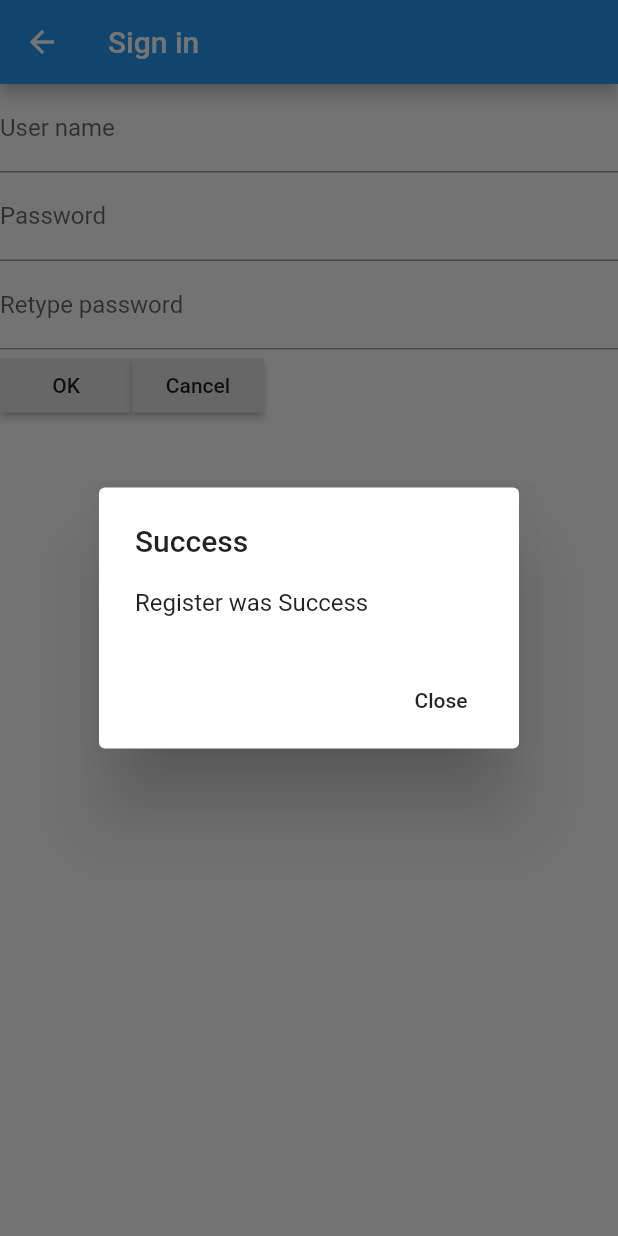
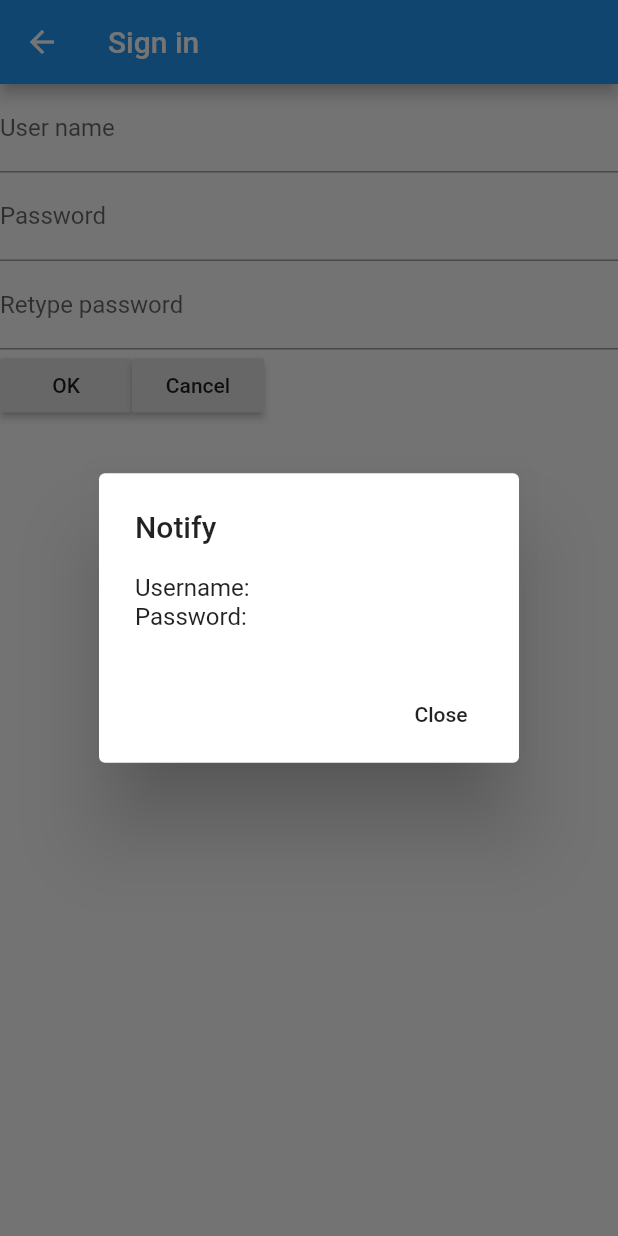
Before and after one commit to mralbertnguyen/Flutter_For_Beginners, a Flutter app: the SignInPage screen opened directly, after a tap on "OK", on a phone screen of 412 x 824 dp. Run offline on Flutter 3.47's test engine with Material 2 defaults, Android fonts, the light colour scheme and no system bars; our stand-ins replace shared_preferences, sqflite; accounts and stored records are empty.

Commit message:
Fixed - SQL

```diff
--- a/lib/models/user_model.dart
+++ b/lib/models/user_model.dart
@@ -1,23 +1,31 @@
+import 'dart:convert';
+
+User_Model userFromJson(String str){
+  final jsonData = json.decode(str);
+  return User_Model.fromMap(jsonData);
+}
+
+String userToJson(User_Model user){
+    final dataUser = user.toJson();
+    return json.encode(dataUser);
+}
 class User_Model{
   String username;
   String password;
 
-  // contructor
-  User_Model(
-  this.username,
-  this.password
+  // constructor
+  User_Model({
+    this.username,
+    this.password
+  });
+
+  // decode
+  factory User_Model.fromMap(Map<String, dynamic> json) => new User_Model(
+    username: json["username"],
+    password: json["[password"],
   );
 
   // Encode
-  User_Model.fromJson(Map<String, dynamic> json)
-      : username = json['username'],
-        password = json['password'];
-
-
-  String get _username => username;
-  String get _password => password;
-
-  // Decode
   Map<String, dynamic> toJson() =>
       {
         'username': username,
--- a/lib/resources/database.dart
+++ b/lib/resources/database.dart
@@ -1,5 +1,86 @@
+import 'dart:io';
+import 'dart:async';
+
+import'package:path/path.dart';
+import 'package:path_provider/path_provider.dart';
+import 'package:sqflite/sqflite.dart';
+
+import '../models/user_model.dart';
+
 // Create private  constructor that can be used only inside the class
 class DBProvider{
+  // Constructor
   DBProvider._();
+  // Create singleton
   static final DBProvider db = DBProvider._();
+
+  Database _database;
+
+  Future<Database> get database async{
+    if(_database != null) return _database;
+
+    // if _data base null we instantiate new database
+    _database = await initDB();
+
+    return _database;
+  }
+
+  static final String userTableName = "User";
+  static final String dataTableName = "Data";
+
+  static final String queryCreateDataTable =
+      "CREATE TABLE $dataTableName ("
+      "id INTEGER PRIMARY KEY AUTOINCREMENT,"
+      "title VARCHAR(50),"
+      "desc VARCHAR(255) "
+      ")"
+  ;
+
+  static final String queryCreateUserTable  =
+      "CREATE TABLE $userTableName ("
+      "id INTEGER PRIMARY KEY AUTOINCREMENT,"
+      "username VARCHAR(15),"
+      "password VARCHAR(255) "
+      ")"
+  ;
+
+  initDB() async{
+    // get directory
+    Directory directory = await getApplicationDocumentsDirectory();
+    //Set db path file
+    String path = join(directory.path , "Database.db");
+
+    return await openDatabase(path, version: 1 ,onOpen: (db) {},
+      onCreate: (Database db , int version) async {
+        await db.execute(queryCreateUserTable);
+      });
+  }
+
+  newUser(User_Model user) async{
+
+    final String queryInsertNewUser = 'INSERT INTO  $userTableName ('
+        'id, '
+        'username, '
+        'password)'
+        ' VALUES (?,?,?) ';
+    final db = await database;
+
+     //Insert new user into table
+      var insertNewUser = await db.rawInsert(
+        queryInsertNewUser, [ user.username, user.password]
+      );
+    return insertNewUser;
+  }
+
+  Future<List<User_Model>> getAllUser() async{
+
+    final db = await database;
+    var res = await db.query(userTableName);
+
+    List<User_Model> list = res.isNotEmpty ? res.map((c) => User_Model.fromMap(c)).toList() : [];
+
+    return list;
+
+  }
+
 }
--- a/lib/ui/signin.dart
+++ b/lib/ui/signin.dart
@@ -2,6 +2,12 @@ import 'package:flutter/material.dart';
 import 'package:shared_preferences/shared_preferences.dart';
 import 'package:flutter_app/models/user_model.dart';
 import 'package:path_provider/path_provider.dart';
+
+import '../resources/database.dart';
+
+import 'dart:async';
+
+
 class SignIn extends StatelessWidget{
   @override
   Widget build(BuildContext context) {
@@ -57,21 +63,27 @@ class SignInPageSate extends State<SignInPage>{
 
   }
 
-  void _handleStorageNewUser(String username, String password) async {
+   _handleStorageNewUser(String username, String password) async {
+    var object = User_Model(username: username, password: password);
 
-    Map<String, dynamic> content = new Map();
+    _showDialog("Notify", 'Username: '+ object.username + '\n' + 'Password: '+ object.password);
 
-    var content1 = {'username': username};
-    var content2 = {'password': password};
+    await DBProvider.db.newUser(object);
 
-    content.addAll(content1);
-    content.addAll(content2);
 
-    print(content);
-
-    // Notify register success
-    _showDialog("Success", "Register was Success");
-    print(_localPath);
+//    Map<String, dynamic> content = new Map();
+//
+//    var content1 = {'username': username};
+//    var content2 = {'password': password};
+//
+//    content.addAll(content1);
+//    content.addAll(content2);
+//
+//    print(content);
+//
+//    // Notify register success
+//    _showDialog("Success", "Register was Success");
+//    print(_localPath);
 
   }
   Future<String> get _localPath async {
--- a/pubspec.yaml
+++ b/pubspec.yaml
@@ -23,7 +23,8 @@ dependencies:
   # The following adds the Cupertino Icons font to your application.
   # Use with the CupertinoIcons class for iOS style icons.
   cupertino_icons: ^0.1.2
-  sqflite: any
+
+  sqflite: ^0.12.2+1
   shared_preferences: ^0.5.1
   path_provider: ^0.5.0
   rflutter_alert: ^1.0.2
```
Also changed, not shown: lib/resources/database_object.dart (deleted), pubspec.lock, 1 other file.
